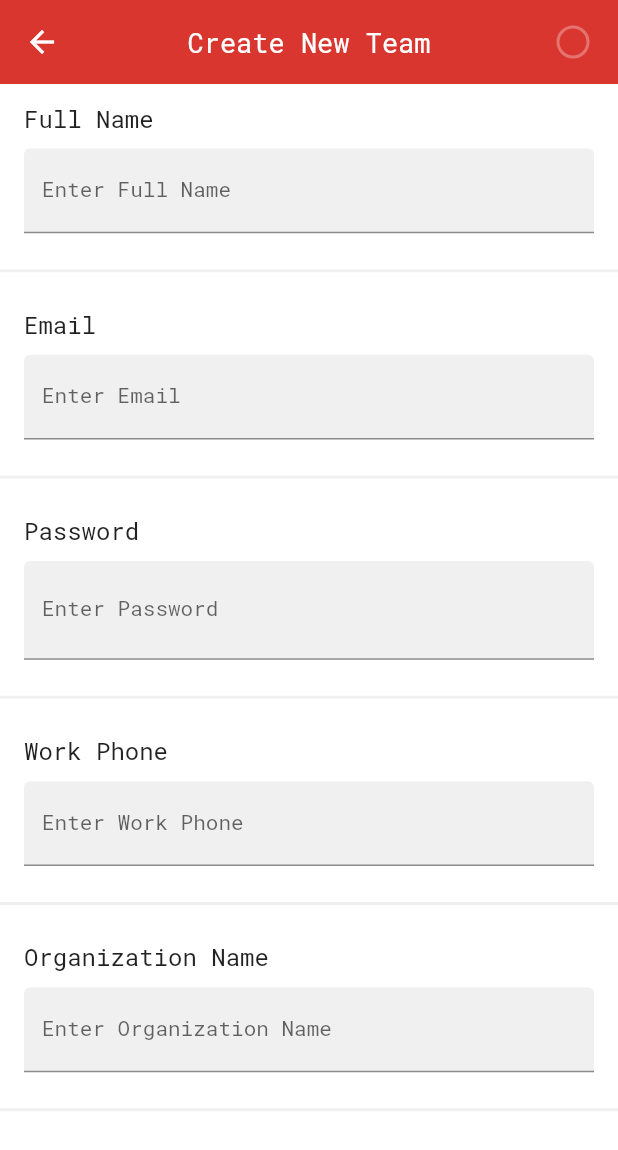
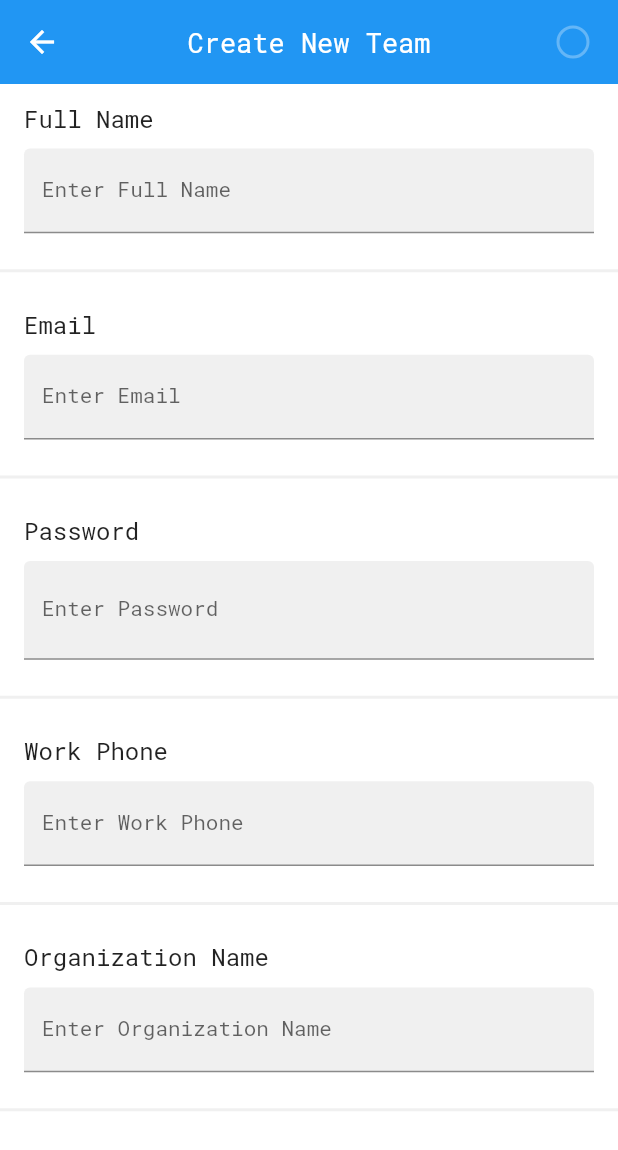
Before and after one commit to andrea-liu87/FlutterWorx, a Flutter app: the screen it shows after launch, after a tap on "Create New Team", on a phone screen of 412 x 824 dp. Shown: the top 1150 px of the screen. Run offline on Flutter 3.47's test engine with Material 2 defaults, Android fonts, the phone set to English and light mode, and no system bars; our stand-ins replace dio; missing offline and left inert: dio_http_cache, open_mail_app.

Commit message:
refactor theme

```diff
--- a/lib/main.dart
+++ b/lib/main.dart
@@ -22,7 +22,7 @@ class WorxApp extends StatelessWidget {
         builder: (context) {
           return MaterialApp(
             title: 'Worx',
-            theme: WorxThemeData.lightThemeData,
+            theme: WorxThemeData.defaultThemeData,
             debugShowCheckedModeBanner: false,
             navigatorKey: AppNavigator.navigatorKey,
             onGenerateRoute: AppNavigator.onGenerateRoute,
--- a/lib/pages/create_new_team.dart
+++ b/lib/pages/create_new_team.dart
@@ -79,7 +79,7 @@ class _CreateNewTeamState extends State<CreateNewTeam> {
               divider,
               Padding(padding: EdgeInsets.fromLTRB(16, 72, 16, 16),
                 child: FullWidthButton(
-                    backgroundColor: WorxThemeData.lightColorScheme.primary,
+                    backgroundColor: Theme.of(context).primaryColor,
                     title: 'Create New Team',
                     onPressed: () {
                       AppNavigator.push(Routes.createTeamSubmit);
--- a/lib/pages/create_team_submit.dart
+++ b/lib/pages/create_team_submit.dart
@@ -1,7 +1,6 @@
 import 'package:flutter/material.dart';
 import 'package:flutter/services.dart';
 import 'package:open_mail_app/open_mail_app.dart';
-import 'package:worx/theme/worx_theme.dart';
 import 'package:worx/widgets/buttons.dart';
 
 class CreateTeamSubmit extends StatefulWidget {
@@ -26,14 +25,14 @@ class _CreateTeamSubmitState extends State<CreateTeamSubmit> {
             Spacer(flex: 3,),
             Image.asset("assets/images/email_open.png"),
             SizedBox(height: 32,),
-            Text('Check Your Email', style: WorxThemeData.lightThemeData.textTheme.titleMedium?.copyWith(fontWeight: FontWeight.w700),),
+            Text('Check Your Email', style: Theme.of(context).textTheme.titleMedium?.copyWith(fontWeight: FontWeight.w700),),
             SizedBox(height: 16,),
             Text('Click the link in your email to'),
             SizedBox(height: 4,),
             Text('activate your account'),
             Padding(padding: EdgeInsets.fromLTRB(16, 28, 16, 28),
               child: FullWidthButton(
-                  backgroundColor: WorxThemeData.lightColorScheme.primary,
+                  backgroundColor: Theme.of(context).primaryColor,
                   title: 'Open Email App',
                   onPressed: () async {
                     OpenEmail(context);
@@ -44,7 +43,7 @@ class _CreateTeamSubmitState extends State<CreateTeamSubmit> {
               mainAxisAlignment: MainAxisAlignment.center,
               children: [
                 Text('Didn\'t receive the link? '),
-                Text('Resend', style: TextStyle(color: WorxThemeData.lightColorScheme.primary),),
+                Text('Resend', style: TextStyle(color: Theme.of(context).primaryColor),),
               ],
             ),
             Spacer(flex: 7,),
--- /dev/null
+++ b/lib/pages/join_team.dart
@@ -0,0 +1,15 @@
+import 'package:flutter/material.dart';
+
+class JoinTeam extends StatefulWidget {
+  const JoinTeam({Key? key}) : super(key: key);
+
+  @override
+  State<JoinTeam> createState() => _JoinTeamState();
+}
+
+class _JoinTeamState extends State<JoinTeam> {
+  @override
+  Widget build(BuildContext context) {
+    return Scaffold();
+  }
+}
--- a/lib/pages/splash.dart
+++ b/lib/pages/splash.dart
@@ -1,6 +1,5 @@
 import 'package:flutter/material.dart';
 import 'package:worx/routes.dart';
-import 'package:worx/theme/worx_theme.dart';
 
 class SplashPage extends StatefulWidget {
   const SplashPage({
@@ -29,7 +28,7 @@ class _SplashPageState extends State<SplashPage> {
         Container(
           height: MediaQuery.of(context).size.height,
           width: MediaQuery.of(context).size.width,
-          color: WorxThemeData.lightColorScheme.primary,
+          color: Theme.of(context).primaryColor,
           child: Image.asset("assets/images/worx_logo.png"),
         ),
       ],
--- a/lib/pages/welcome.dart
+++ b/lib/pages/welcome.dart
@@ -1,6 +1,5 @@
 import 'package:flutter/material.dart';
 import 'package:worx/routes.dart';
-import 'package:worx/theme/worx_theme.dart';
 import 'package:worx/widgets/buttons.dart';
 
 class WelcomePage extends StatefulWidget {
@@ -19,7 +18,7 @@ class _WelcomePageState extends State<WelcomePage> {
           Container(
             padding: EdgeInsets.symmetric(horizontal: 48),
             height: MediaQuery.of(context).size.height * 0.4,
-            color: WorxThemeData.lightColorScheme.primary,
+            color: Theme.of(context).primaryColor,
             child: Column(
               children: [
                   Spacer(flex: 4,),
@@ -36,12 +35,12 @@ class _WelcomePageState extends State<WelcomePage> {
                       child: Image.asset('assets/images/diamond.png'),
                     )),
                 Spacer(flex: 2),
-                  Text('Hi, Welcome!', style: WorxThemeData.lightThemeData.textTheme.titleMedium?.copyWith(color: Colors.white),),
+                  Text('Hi, Welcome!', style: Theme.of(context).textTheme.titleMedium?.copyWith(color: Colors.white),),
                   Spacer(flex: 2),
                   Text('Enjoy All The Features Of The App Easily & Interactively',
                     textAlign: TextAlign.center,
                     maxLines: 2,
-                    style: WorxThemeData.lightThemeData.textTheme.bodyMedium?.copyWith(color: Colors.white),),
+                    style: Theme.of(context).textTheme.bodyMedium?.copyWith(color: Colors.white),),
                   Spacer(flex: 4),
                 ],
               ),
@@ -55,7 +54,7 @@ class _WelcomePageState extends State<WelcomePage> {
                 Container(
                   margin: EdgeInsets.fromLTRB(16, 60, 16, 20),
                   child: FullWidthButton(
-                    backgroundColor: WorxThemeData.lightColorScheme.primary,
+                    backgroundColor: Theme.of(context).primaryColor,
                     title: 'Create New Team',
                     onPressed: () {
                       AppNavigator.push(Routes.createTeam);
@@ -65,11 +64,10 @@ class _WelcomePageState extends State<WelcomePage> {
                 Container(
                   margin: EdgeInsets.symmetric(horizontal: 16),
                   child: FullWidthButton(
-                    backgroundColor:
-                        WorxThemeData.lightColorScheme.primary.withAlpha(10),
+                    backgroundColor: Theme.of(context).primaryColor.withAlpha(10),
                     onPressed: () {},
                     title: 'Join An Existing Team',
-                    fontColor: WorxThemeData.lightColorScheme.primary,
+                    fontColor: Theme.of(context).primaryColor,
                   ),
                 ),
               ],
--- a/lib/theme/worx_theme.dart
+++ b/lib/theme/worx_theme.dart
@@ -1,14 +1,13 @@
 import 'package:flutter/material.dart';
 
 class WorxThemeData {
-  static const _lightFillColor = Colors.black;
+  static const _defaultFillColor = Colors.black;
   static const _darkFillColor = Colors.white;
 
-  static final Color _lightFocusColor = Colors.black.withOpacity(0.12);
+  static final Color _defaultFocusColor = Colors.black.withOpacity(0.12);
   static final Color _darkFocusColor = Colors.white.withOpacity(0.12);
 
-  static ThemeData lightThemeData =
-  themeData(lightColorScheme, _lightFocusColor);
+  static ThemeData defaultThemeData = themeData(defaultColorScheme, _defaultFocusColor);
   static ThemeData darkThemeData = themeData(darkColorScheme, _darkFocusColor);
 
   static ThemeData themeData(ColorScheme colorScheme, Color focusColor) {
@@ -28,7 +27,7 @@ class WorxThemeData {
       snackBarTheme: SnackBarThemeData(
         behavior: SnackBarBehavior.floating,
         backgroundColor: Color.alphaBlend(
-          _lightFillColor.withOpacity(0.80),
+          _defaultFillColor.withOpacity(0.80),
           _darkFillColor,
         ),
         contentTextStyle: _textTheme.titleMedium?.apply(color: _darkFillColor),
@@ -36,7 +35,7 @@ class WorxThemeData {
     );
   }
 
-  static const ColorScheme lightColorScheme = ColorScheme(
+  static const ColorScheme defaultColorScheme = ColorScheme(
     primary: Color(0xFFDA3630),
     primaryContainer: Color(0xFF117378),
     secondary: Color(0xFFEFF3F3),
@@ -44,9 +43,9 @@ class WorxThemeData {
     background: Color(0x33000000),
     surface: Color(0xFFFAFBFB),
     onBackground: Colors.white,
-    error: _lightFillColor,
-    onError: _lightFillColor,
-    onPrimary: _lightFillColor,
+    error: _defaultFillColor,
+    onError: _defaultFillColor,
+    onPrimary: _defaultFillColor,
     onSecondary: Color(0xFF322942),
     onSurface: Color(0xFF241E30),
     brightness: Brightness.light,
--- a/lib/widgets/app_bar.dart
+++ b/lib/widgets/app_bar.dart
@@ -1,5 +1,4 @@
 import 'package:flutter/material.dart';
-import 'package:worx/theme/worx_theme.dart';
 
 class WelcomeAppBar extends StatelessWidget with PreferredSizeWidget {
   final String title;
@@ -16,11 +15,11 @@ class WelcomeAppBar extends StatelessWidget with PreferredSizeWidget {
       iconTheme: IconThemeData(
         color: Colors.white, //change your color here
       ),
-      backgroundColor: WorxThemeData.lightColorScheme.primary,
+      backgroundColor: Theme.of(context).primaryColor,
       centerTitle: true,
       title: Text(
         title,
-        style: WorxThemeData.lightThemeData.textTheme.titleMedium?.copyWith(color: Colors.white),),
+        style: Theme.of(context).textTheme.titleMedium?.copyWith(color: Colors.white),),
       actions: <Widget>[
         Center(
           child: Container(
--- a/lib/widgets/buttons.dart
+++ b/lib/widgets/buttons.dart
@@ -1,5 +1,4 @@
 import 'package:flutter/material.dart';
-import 'package:worx/theme/worx_theme.dart';
 
 class FullWidthButton extends StatelessWidget {
   final Color backgroundColor;
@@ -24,7 +23,7 @@ class FullWidthButton extends StatelessWidget {
         onPressed: onPressed,
         child: Text(
           title,
-          style: WorxThemeData.lightThemeData.textTheme.bodyMedium
+          style: Theme.of(context).textTheme.bodyMedium
               ?.copyWith(color: fontColor),
         ),
       );
--- a/lib/widgets/text_field.dart
+++ b/lib/widgets/text_field.dart
@@ -1,5 +1,4 @@
 import 'package:flutter/material.dart';
-import 'package:worx/theme/worx_theme.dart';
 
 class FormTextField extends StatefulWidget {
     final String title;
@@ -30,12 +29,12 @@ class _FormTextFieldState extends State<FormTextField> {
         child: Column(
             crossAxisAlignment: CrossAxisAlignment.start,
             children: [
-                Text(widget.title, style: WorxThemeData.lightThemeData.textTheme.headlineSmall,),
+                Text(widget.title, style: Theme.of(context).textTheme.headlineSmall,),
                 SizedBox(height: 10,),
               TextFormField(
             keyboardType: widget.keyboardType,
             obscureText: _isPasswordTextVisible,
-            style: WorxThemeData.lightThemeData.textTheme.bodyMedium,
+            style: Theme.of(context).textTheme.bodyMedium,
             decoration: InputDecoration(
               labelText: 'Enter ${widget.title}',
               enabledBorder: UnderlineInputBorder(
```
